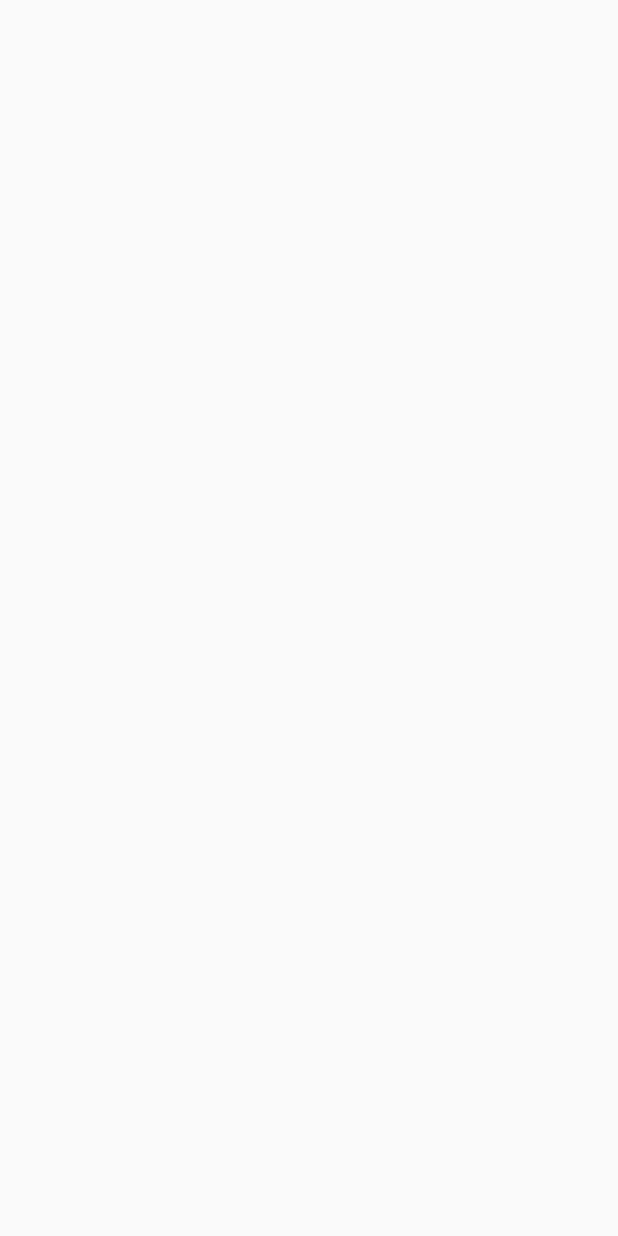
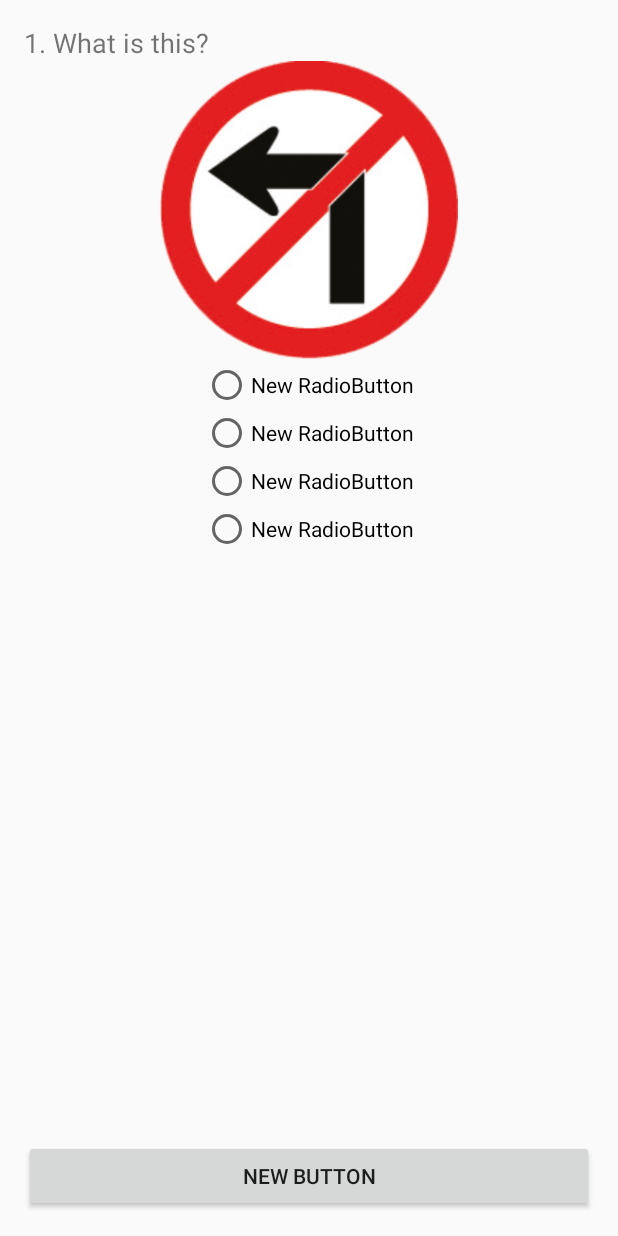
Before and after one commit to PattarawutSubyen/BU_TRAFFIC, an Android app: the ExerciseActivity screen opened directly, with no data from a screen before it, on a phone screen of 412 x 824 dp. Before the commit the screen is empty. Run offline under Robolectric (Android 15) with nearby library versions, the phone set to English and light mode, and no system bars.

Commit message:
Day2 14.35 PM

```diff
--- a/app/src/main/res/layout/activity_exercise.xml
+++ b/app/src/main/res/layout/activity_exercise.xml
@@ -9,4 +9,60 @@
     android:paddingTop="@dimen/activity_vertical_margin"
     tools:context="th.ac.sbu.pattarawut.butraffic.ExerciseActivity">
 
+    <LinearLayout
+        android:orientation="vertical"
+        android:layout_width="match_parent"
+        android:layout_height="match_parent">
+
+        <TextView
+            android:layout_width="wrap_content"
+            android:layout_height="wrap_content"
+            android:text="1. What is this?"
+            android:id="@+id/textView5"
+            android:textSize="@dimen/h2" />
+
+        <ImageView
+            android:layout_width="@dimen/image"
+            android:layout_height="@dimen/image"
+            android:id="@+id/imageView3"
+            android:layout_gravity="center_horizontal"
+            android:src="@drawable/traffic_01" />
+
+        <RadioGroup
+            android:layout_width="wrap_content"
+            android:layout_height="wrap_content"
+            android:layout_gravity="center_horizontal">
+
+            <RadioButton
+                android:layout_width="wrap_content"
+                android:layout_height="wrap_content"
+                android:text="New RadioButton"
+                android:id="@+id/radioButton" />
+
+            <RadioButton
+                android:layout_width="wrap_content"
+                android:layout_height="wrap_content"
+                android:text="New RadioButton"
+                android:id="@+id/radioButton2" />
+
+            <RadioButton
+                android:layout_width="wrap_content"
+                android:layout_height="wrap_content"
+                android:text="New RadioButton"
+                android:id="@+id/radioButton3" />
+
+            <RadioButton
+                android:layout_width="wrap_content"
+                android:layout_height="wrap_content"
+                android:text="New RadioButton"
+                android:id="@+id/radioButton4" />
+        </RadioGroup>
+    </LinearLayout>
+
+    <Button
+        android:layout_width="match_parent"
+        android:layout_height="wrap_content"
+        android:text="New Button"
+        android:id="@+id/button3"
+        android:layout_alignParentBottom="true" />
 </RelativeLayout>
```
